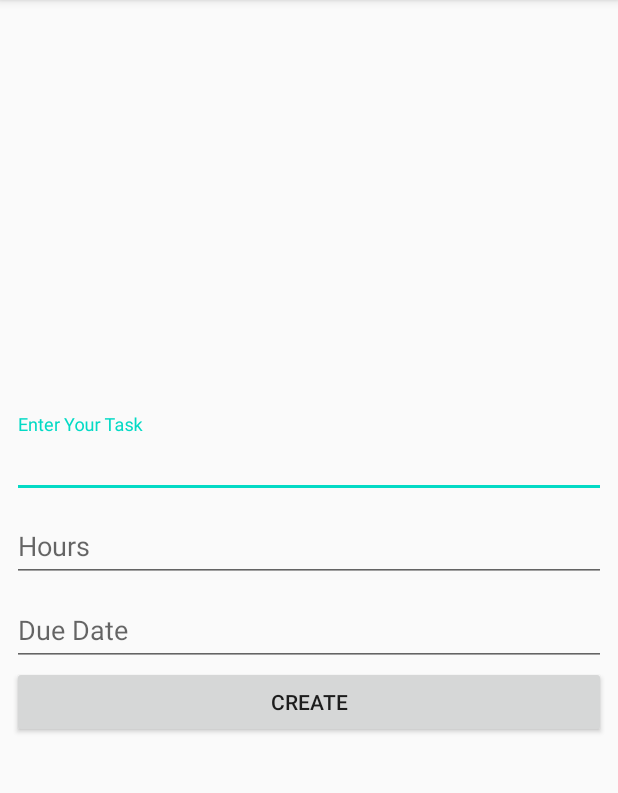
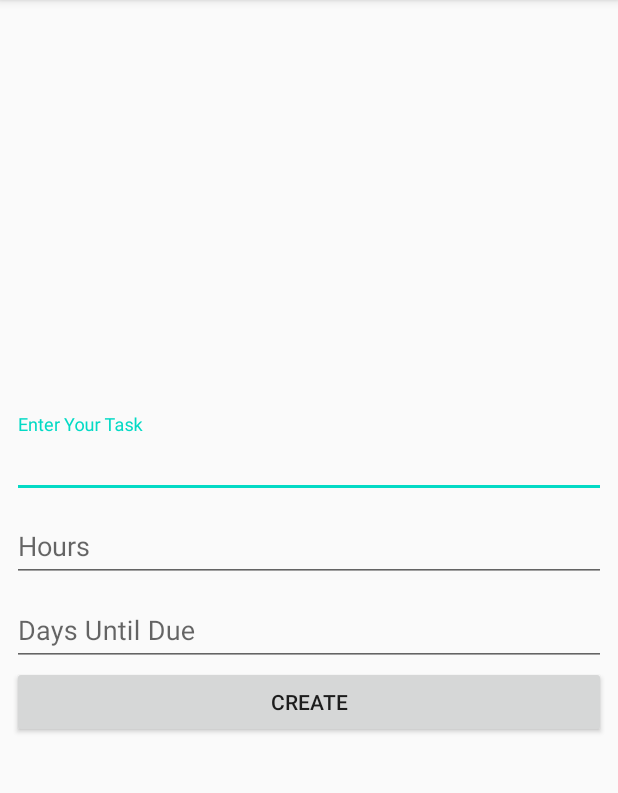
Before and after one commit to Seal-Schedulers/ScheduleApp, an Android app: the CreateActivity screen opened directly, with no data from a screen before it, on a phone screen of 412 x 824 dp, the part 84-877 px from its top. Run offline under Robolectric (Android 15) with nearby library versions, the phone set to English and light mode, and no system bars.

Commit message:
daysTillDue

```diff
--- a/app/src/main/res/layout/activity_create.xml
+++ b/app/src/main/res/layout/activity_create.xml
@@ -64,7 +64,7 @@
                     android:id="@+id/inputDaysTillDue"
                     android:layout_width="match_parent"
                     android:layout_height="wrap_content"
-                    android:hint="@string/inputDueDate"
+                    android:hint="@string/inputDaysTillDue"
                     android:inputType="date|datetime" />
 
             </com.google.android.material.textfield.TextInputLayout>
--- a/app/src/main/res/layout/activity_tasks.xml
+++ b/app/src/main/res/layout/activity_tasks.xml
@@ -57,7 +57,7 @@
                         android:layout_width="@dimen/half_screen"
                         android:layout_height="wrap_content"
                         android:layout_weight="1"
-                        android:text="@string/dueDate"
+                        android:text="@string/daysTillDue"
                         android:textSize="20sp" />
                 </LinearLayout>
 
--- a/app/src/main/res/values/strings.xml
+++ b/app/src/main/res/values/strings.xml
@@ -96,7 +96,7 @@
     <string name="createTaskButton">Create Task</string>
     <string name="inputTaskName">Enter Your Task</string>
     <string name="inputHours">Hours</string>
-    <string name="inputDueDate">Due Date</string>
+    <string name="inputDaysTillDue">Days Until Due</string>
     <string name="blockTimeButton">Block Time</string>
     <string name="createButton">Create</string>
     <string name="inputActivityName">Activity Title</string>
@@ -106,5 +106,5 @@
     <string name="blockButton">Block</string>
     <string name="task">Task</string>
     <string name="hours">Hours</string>
-    <string name="dueDate">Due Date</string>
+    <string name="daysTillDue">Days Until Due</string>
 </resources>
```
